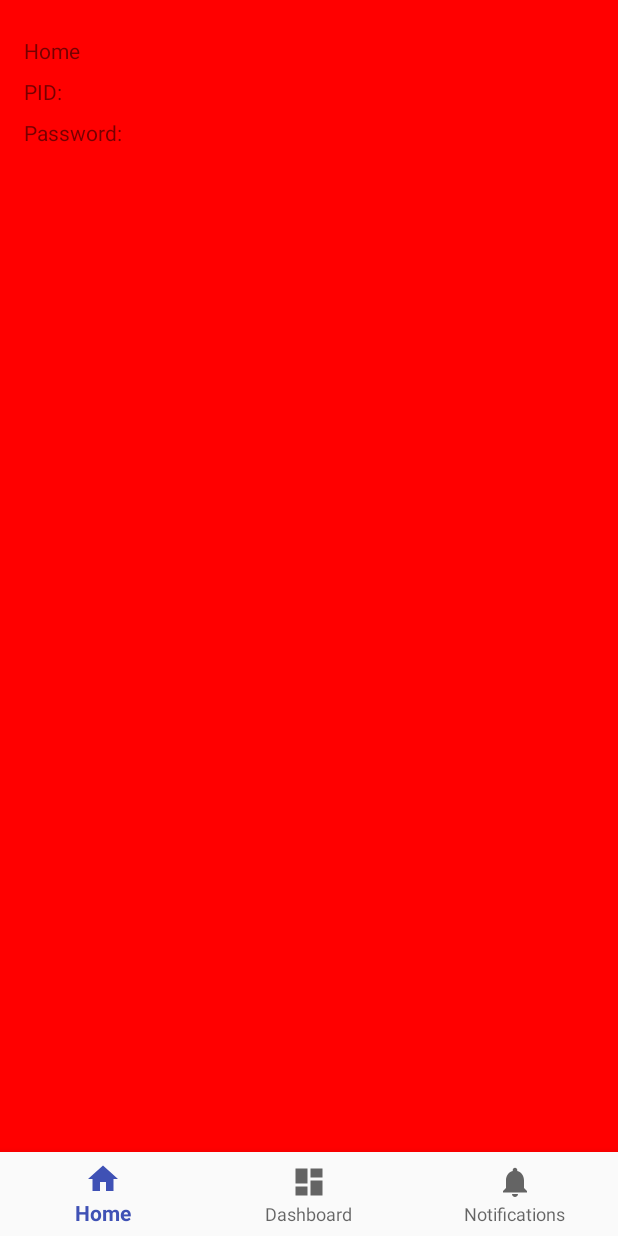
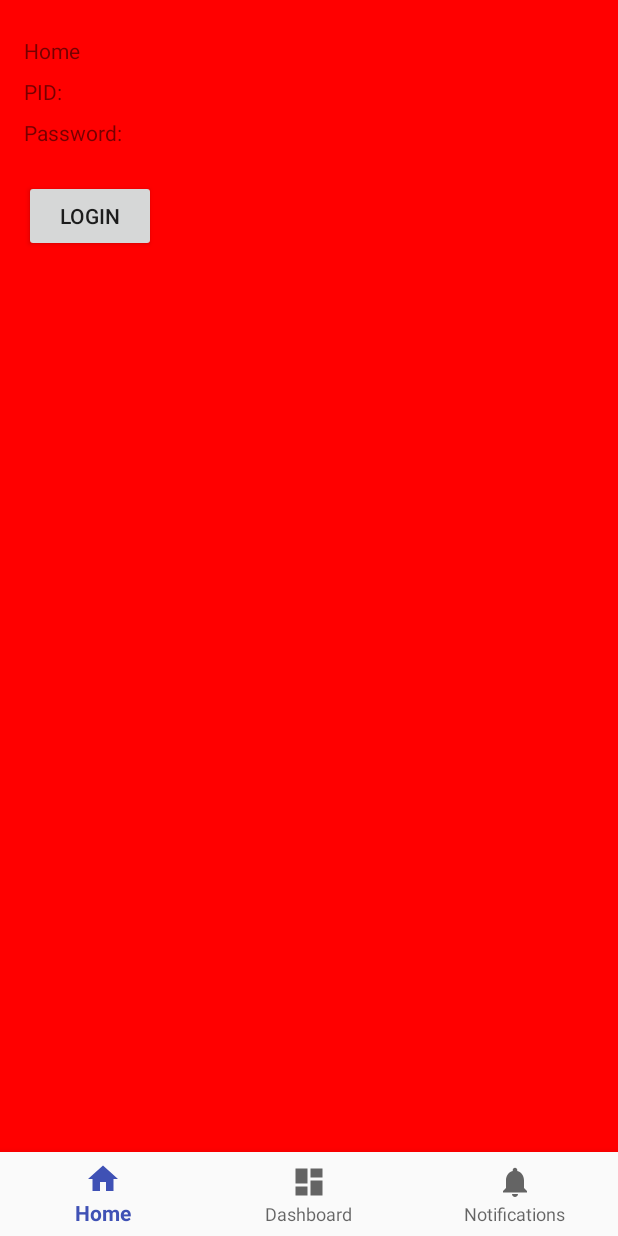
Before and after one commit to MandarAcharekar/Library-SFIT, an Android app: the screen it shows after launch (MainActivity), on a phone screen of 412 x 824 dp. Run offline under Robolectric (Android 15) with nearby library versions, the light colour scheme and no system bars.

Commit message:
Add LoginButton

```diff
--- a/app/src/main/java/com/example/library/librarysfit/MainScreenFragments/HomeFragment.java
+++ b/app/src/main/java/com/example/library/librarysfit/MainScreenFragments/HomeFragment.java
@@ -7,6 +7,7 @@
 import android.view.LayoutInflater;
 import android.view.View;
 import android.view.ViewGroup;
+import android.widget.Button;
 import android.widget.Toast;
 
 import com.example.library.librarysfit.R;
@@ -17,6 +18,8 @@
 
 public class HomeFragment extends Fragment {
 
+  Button homeLogin;
+
   @Override
   public View onCreateView(LayoutInflater inflater, ViewGroup container,
                            Bundle savedInstanceState){
@@ -25,6 +28,19 @@
     View view = inflater.inflate(R.layout.page_home, container, false);
 
     view.setBackgroundColor(Color.RED);
+
+    homeLogin = view.findViewById(R.id.btn_login_home);
+    homeLogin.setOnClickListener(new View.OnClickListener() {
+      @Override
+      public void onClick(View view) {
+        Toast.makeText(getActivity(), "button Press",
+                Toast.LENGTH_SHORT).show();
+
+
+      }
+    });
+
+
     return view;
   }
 
--- a/app/src/main/res/layout/page_home.xml
+++ b/app/src/main/res/layout/page_home.xml
@@ -38,4 +38,14 @@
         app:layout_constraintLeft_toLeftOf="parent"
         app:layout_constraintTop_toBottomOf="@+id/tv_pid" />
 
+    <Button
+        android:id="@+id/btn_login_home"
+        android:layout_width="wrap_content"
+        android:layout_height="wrap_content"
+        android:layout_marginStart="16dp"
+        android:layout_marginTop="24dp"
+        android:text="Login"
+        app:layout_constraintStart_toStartOf="parent"
+        app:layout_constraintTop_toBottomOf="@+id/tv_pwd" />
+
 </android.support.constraint.ConstraintLayout>
```
